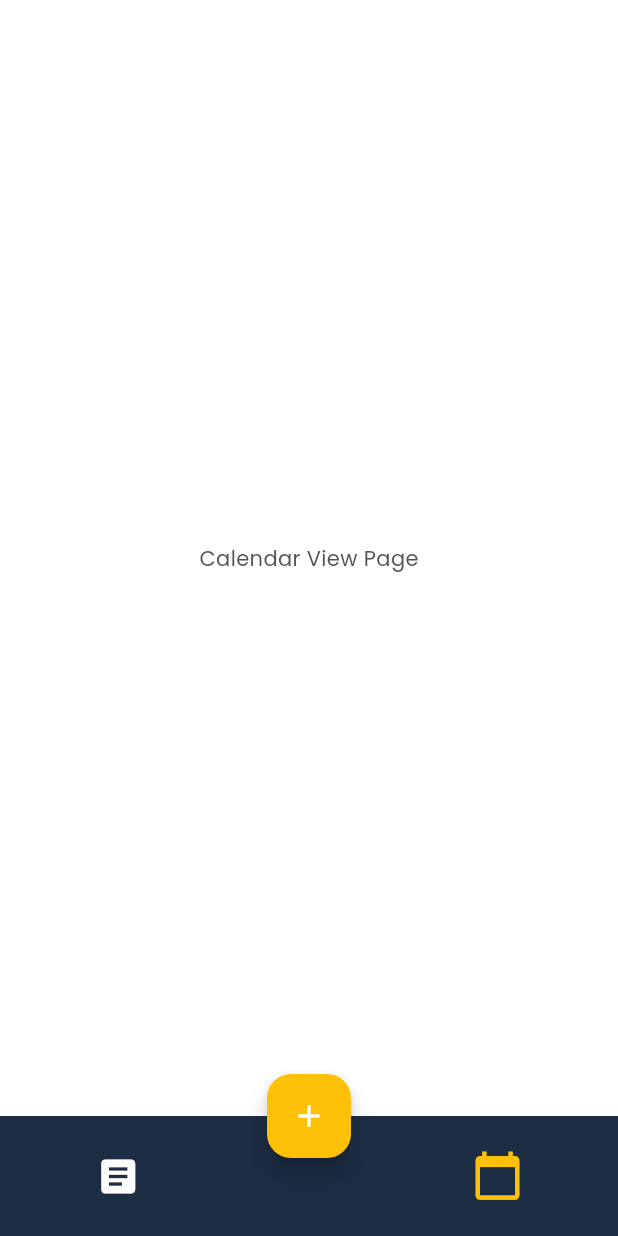
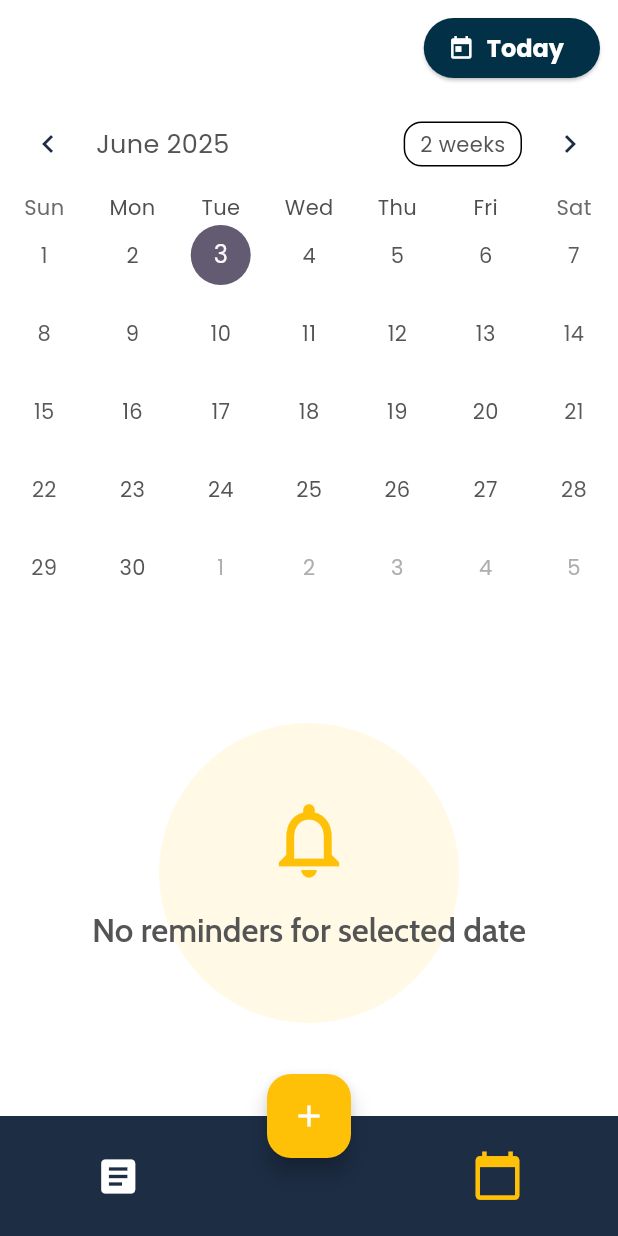
Before and after one commit to alexchengalan/scheduler-app, a Flutter app: the screen it shows after launch, after a tap on the "calendar today" icon, on a phone screen of 412 x 824 dp. Run offline on Flutter 3.47's test engine with Material 3 defaults, Android fonts, the phone set to English and light mode, and no system bars; drawn by our look-alikes of overlay_support, table_calendar; our stand-ins replace equatable, flutter_local_notifications, google_fonts, hive, hive_flutter, hooks_riverpod and 2 more; accounts and stored records are empty.

Commit message:
Calendar added

```diff
--- a/lib/core/theme/app_theme.dart
+++ b/lib/core/theme/app_theme.dart
@@ -45,6 +45,7 @@ class AppTheme {
           fontWeight: FontWeight.bold,
           fontSize: 16,
         ),
+        iconColor: _lightButtonText
       ),
     ),
     inputDecorationTheme: InputDecorationTheme(
@@ -122,6 +123,7 @@ class AppTheme {
           fontWeight: FontWeight.bold,
           fontSize: 16,
         ),
+        iconColor: _darkButtonText
       ),
     ),
     inputDecorationTheme: InputDecorationTheme(
--- /dev/null
+++ b/lib/core/utils/calendar_event_mapper.dart
@@ -0,0 +1,31 @@
+import 'package:scheduler/features/reminders/domain/entities/reminder_entity.dart';
+
+Map<DateTime, List<ReminderEntity>> groupRemindersByDate(
+  List<ReminderEntity> reminders,
+) {
+  final Map<DateTime, List<ReminderEntity>> events = {};
+
+  for (var reminder in reminders) {
+    final eventDate = DateTime(
+      reminder.dateTime.year,
+      reminder.dateTime.month,
+      reminder.dateTime.day,
+    );
+
+    if (events[eventDate] != null) {
+      events[eventDate]!.add(reminder);
+    } else {
+      events[eventDate] = [reminder];
+    }
+  }
+
+  return events;
+}
+
+List<ReminderEntity> getRemindersForDay(
+  DateTime day,
+  Map<DateTime, List<ReminderEntity>> events,
+) {
+  final normalized = DateTime(day.year, day.month, day.day);
+  return events[normalized] ?? [];
+}
--- /dev/null
+++ b/lib/core/widgets/today_button.dart
@@ -0,0 +1,16 @@
+import 'package:flutter/material.dart';
+
+class TodayButton extends StatelessWidget {
+  final VoidCallback onPressed;
+
+  const TodayButton({super.key, required this.onPressed});
+
+  @override
+  Widget build(BuildContext context) {
+    return ElevatedButton.icon(
+      onPressed: onPressed,
+      icon: const Icon(Icons.today),
+      label: const Text('Today'),
+    );
+  }
+}
--- a/lib/features/reminders/presentation/pages/calendar_view_page.dart
+++ b/lib/features/reminders/presentation/pages/calendar_view_page.dart
@@ -1,10 +1,98 @@
 import 'package:flutter/material.dart';
+import 'package:hooks_riverpod/hooks_riverpod.dart';
+import 'package:scheduler/core/utils/calendar_event_mapper.dart';
+import 'package:scheduler/features/reminders/domain/entities/reminder_entity.dart';
+import 'package:table_calendar/table_calendar.dart';
+import 'package:scheduler/core/widgets/page_header_bar.dart';
+import 'package:scheduler/core/widgets/today_button.dart';
+import 'package:scheduler/features/reminders/presentation/providers/reminder_provider.dart';
+import 'package:scheduler/features/reminders/presentation/widgets/reminder_list_view.dart';
 
-class RemindersCalendarPage extends StatelessWidget {
+class RemindersCalendarPage extends ConsumerStatefulWidget {
   const RemindersCalendarPage({super.key});
 
   @override
+  ConsumerState<RemindersCalendarPage> createState() =>
+      _RemindersCalendarPageState();
+}
+
+class _RemindersCalendarPageState extends ConsumerState<RemindersCalendarPage> {
+  late Map<DateTime, List<ReminderEntity>> _events;
+  CalendarFormat _calendarFormat = CalendarFormat.month;
+  DateTime _focusedDay = DateTime.now();
+  DateTime? _selectedDay;
+
+  @override
+  void initState() {
+    super.initState();
+    final reminders = ref.read(reminderNotifierProvider);
+    _events = groupRemindersByDate(reminders);
+    _selectedDay = _focusedDay;
+  }
+
+  @override
   Widget build(BuildContext context) {
-    return const Center(child: Text('Calendar View Page'));
+    final reminders = ref.watch(reminderNotifierProvider);
+    _events = groupRemindersByDate(reminders);
+
+    final selectedReminders = getRemindersForDay(_selectedDay!, _events);
+
+    return Column(
+      children: [
+        // const PageHeaderBar(title: 'Calendar'),
+        Padding(
+          padding: const EdgeInsets.symmetric(horizontal: 12, vertical: 8),
+          child: Row(
+            mainAxisAlignment: MainAxisAlignment.end,
+            children: [
+              TodayButton(
+                onPressed: () {
+                  setState(() {
+                    _focusedDay = DateTime.now();
+                    _selectedDay = DateTime.now();
+                  });
+                },
+              ),
+            ],
+          ),
+        ),
+        TableCalendar(
+          firstDay: DateTime.utc(2020, 1, 1),
+          lastDay: DateTime.utc(2030, 12, 31),
+          focusedDay: _focusedDay,
+          calendarFormat: _calendarFormat,
+          selectedDayPredicate: (day) => isSameDay(_selectedDay, day),
+          onDaySelected: (selectedDay, focusedDay) {
+            setState(() {
+              _selectedDay = selectedDay;
+              _focusedDay = focusedDay;
+            });
+          },
+          eventLoader:
+              (day) => _events[DateTime(day.year, day.month, day.day)] ?? [],
+          onFormatChanged: (format) {
+            setState(() {
+              _calendarFormat = format;
+            });
+          },
+          calendarStyle: CalendarStyle(
+            markerDecoration: const BoxDecoration(
+              color: Colors.blueAccent,
+              shape: BoxShape.circle,
+            ),
+            todayDecoration: BoxDecoration(
+              color: Theme.of(context).colorScheme.primary,
+              shape: BoxShape.circle,
+            ),
+            selectedDecoration: BoxDecoration(
+              color: Theme.of(context).colorScheme.secondary,
+              shape: BoxShape.circle,
+            ),
+          ),
+        ),
+        const SizedBox(height: 16),
+        Expanded(child: ReminderListView(reminders: selectedReminders)),
+      ],
+    );
   }
 }
--- a/lib/features/reminders/presentation/pages/reminders_list_page.dart
+++ b/lib/features/reminders/presentation/pages/reminders_list_page.dart
@@ -1,4 +1,5 @@
 import 'package:flutter/material.dart';
+import 'package:google_fonts/google_fonts.dart';
 import 'package:hooks_riverpod/hooks_riverpod.dart';
 import 'package:scheduler/core/utils/gradient_color_picker.dart';
 import 'package:scheduler/core/utils/icon_picker_service.dart';
@@ -22,9 +23,27 @@ class RemindersListPage extends ConsumerWidget {
       );
     }
 
-    return ListView.builder(
-      itemCount: reminders.length,
-      itemBuilder: (context, index) {
+    return CustomScrollView(
+      slivers: [
+        SliverAppBar(
+          backgroundColor: Colors.transparent,
+          pinned: true,
+          floating: false,
+          expandedHeight: 100,
+          flexibleSpace: FlexibleSpaceBar(
+            title: Text(
+              'My Reminders',
+              style: GoogleFonts.poppins(
+                color: Theme.of(context).textTheme.headlineMedium?.color,
+                fontWeight: FontWeight.bold,
+              ),
+              textAlign: TextAlign.left,
+            ),
+            titlePadding: EdgeInsets.only(left: 16, bottom: 16),
+          ),
+        ),
+        SliverList(
+          delegate: SliverChildBuilderDelegate((context, index) {
             final reminder = reminders[index];
             final List<Color> gradientColors = GradientColorPicker.pickGradient(
               index,
@@ -35,7 +54,9 @@ class RemindersListPage extends ConsumerWidget {
                     context: context,
                     isScrollControlled: true,
                     shape: const RoundedRectangleBorder(
-                  borderRadius: BorderRadius.vertical(top: Radius.circular(20)),
+                      borderRadius: BorderRadius.vertical(
+                        top: Radius.circular(20),
+                      ),
                     ),
                     builder: (_) => ReminderDetailModal(reminder: reminder),
                   ),
@@ -49,7 +70,7 @@ class RemindersListPage extends ConsumerWidget {
                   ),
                   borderRadius: BorderRadius.circular(20),
                 ),
-            child: Container(
+                child: Padding(
                   padding: const EdgeInsets.all(16),
                   child: Row(
                     crossAxisAlignment: CrossAxisAlignment.start,
@@ -82,7 +103,9 @@ class RemindersListPage extends ConsumerWidget {
                 ),
               ),
             );
-      },
+          }, childCount: reminders.length),
+        ),
+      ],
     );
   }
 }
--- a/lib/features/reminders/presentation/widgets/reminder_detail_modal.dart
+++ b/lib/features/reminders/presentation/widgets/reminder_detail_modal.dart
@@ -11,6 +11,7 @@ class ReminderDetailModal extends ConsumerWidget {
   @override
   Widget build(BuildContext context, WidgetRef ref) {
     return Container(
+      color: Theme.of(context).scaffoldBackgroundColor,
       padding: const EdgeInsets.only(top: 20, left: 20, right: 20, bottom: 30),
       child: Column(
         mainAxisSize: MainAxisSize.min,
--- /dev/null
+++ b/lib/features/reminders/presentation/widgets/reminder_list_view.dart
@@ -0,0 +1,87 @@
+import 'package:flutter/material.dart';
+import 'package:scheduler/core/utils/gradient_color_picker.dart';
+import 'package:scheduler/core/utils/icon_picker_service.dart';
+import 'package:scheduler/core/widgets/icon_circle.dart';
+import 'package:scheduler/core/widgets/no_data_widget.dart';
+import 'package:scheduler/features/reminders/domain/entities/reminder_entity.dart';
+import 'package:scheduler/features/reminders/presentation/widgets/reminder_detail_modal.dart';
+
+class ReminderListView extends StatelessWidget {
+  final List<ReminderEntity> reminders;
+
+  const ReminderListView({super.key, required this.reminders});
+
+  @override
+  Widget build(BuildContext context) {
+    final iconPicker = IconPickerService();
+
+    if (reminders.isEmpty) {
+      return const NoDataWidget(
+        icon: Icons.notifications_none,
+        message: "No reminders for selected date",
+      );
+    }
+
+    return ListView.builder(
+      padding: const EdgeInsets.symmetric(horizontal: 12),
+      itemCount: reminders.length,
+      itemBuilder: (context, index) {
+        final reminder = reminders[index];
+        final gradientColors = GradientColorPicker.pickGradient(index);
+
+        return InkWell(
+          onTap:
+              () => showModalBottomSheet(
+                context: context,
+                isScrollControlled: true,
+                shape: const RoundedRectangleBorder(
+                  borderRadius: BorderRadius.vertical(top: Radius.circular(20)),
+                ),
+                builder: (_) => ReminderDetailModal(reminder: reminder),
+              ),
+          child: Container(
+            margin: const EdgeInsets.only(bottom: 12),
+            decoration: BoxDecoration(
+              gradient: LinearGradient(
+                colors: gradientColors,
+                begin: Alignment.topLeft,
+                end: Alignment.bottomRight,
+              ),
+              borderRadius: BorderRadius.circular(20),
+            ),
+            child: Padding(
+              padding: const EdgeInsets.all(16),
+              child: Row(
+                crossAxisAlignment: CrossAxisAlignment.start,
+                children: [
+                  IconCircle(
+                    icon: iconPicker.pickIcon(reminder.title),
+                    backgroundColor: const Color(0xFFf2f4f3),
+                    iconColor: gradientColors[0],
+                  ),
+                  const SizedBox(width: 16),
+                  Expanded(
+                    child: Column(
+                      crossAxisAlignment: CrossAxisAlignment.start,
+                      children: [
+                        Text(
+                          reminder.title,
+                          style: Theme.of(context).textTheme.titleLarge,
+                        ),
+                        const SizedBox(height: 4),
+                        Text(
+                          reminder.description ?? '',
+                          style: Theme.of(context).textTheme.bodyMedium,
+                        ),
+                      ],
+                    ),
+                  ),
+                ],
+              ),
+            ),
+          ),
+        );
+      },
+    );
+  }
+}
```
Lines whose indentation alone changed are shown as unchanged.
